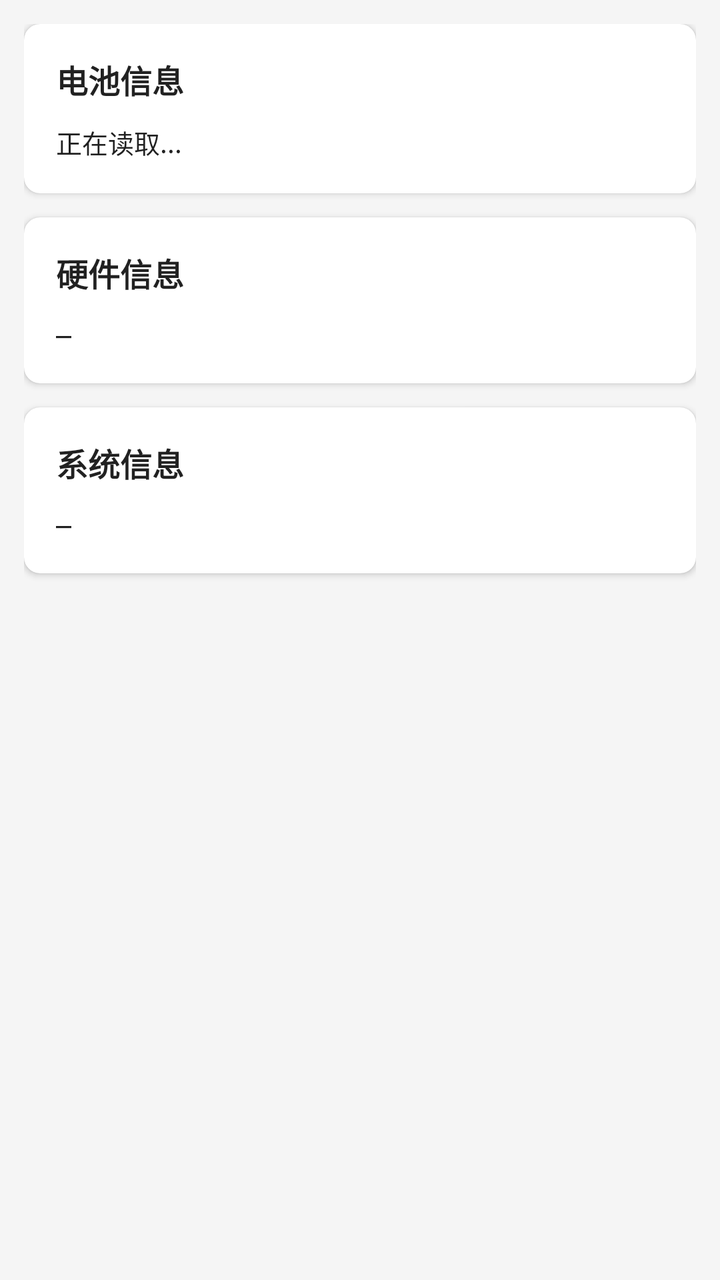
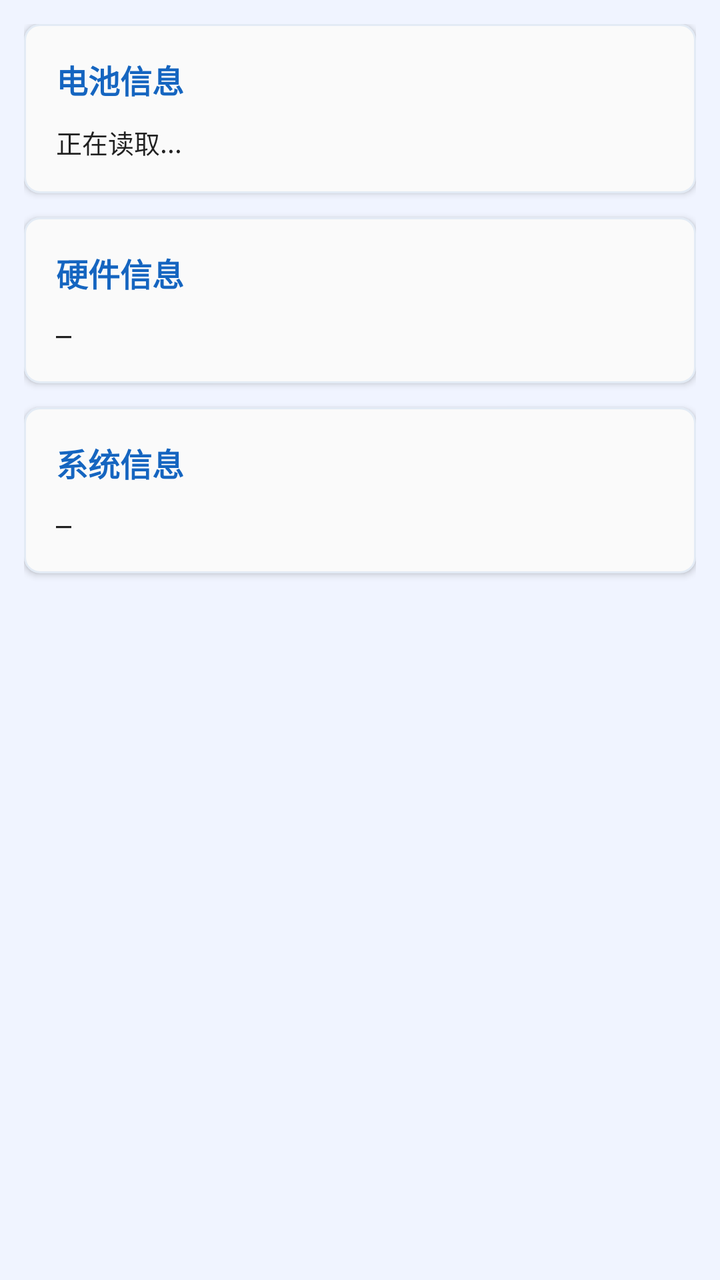

The first picture is an Android layout as it rendered before a commit; the second is the same layout after the commit. The layout source and the unified diff follow.
<!-- AndroidManifest.xml: application theme Theme.CellSentinelApp -->
<!-- res/layout/fragment_device_info.xml -->
<?xml version="1.0" encoding="utf-8"?>
<ScrollView xmlns:android="http://schemas.android.com/apk/res/android"
    xmlns:app="http://schemas.android.com/apk/res-auto"
    android:layout_width="match_parent"
    android:layout_height="match_parent"
    android:background="@color/background"
    android:padding="12dp">

    <LinearLayout
        android:layout_width="match_parent"
        android:layout_height="wrap_content"
        android:orientation="vertical">

        
        <com.google.android.material.card.MaterialCardView
            android:layout_width="match_parent"
            android:layout_height="wrap_content"
            android:layout_marginBottom="12dp"
            app:cardElevation="2dp"
            app:cardCornerRadius="8dp">
            <LinearLayout
                android:layout_width="match_parent"
                android:layout_height="wrap_content"
                android:orientation="vertical"
                android:padding="16dp">
                <TextView
                    android:layout_width="match_parent"
                    android:layout_height="wrap_content"
                    android:text="电池信息"
                    android:textSize="16sp"
                    android:textStyle="bold"
                    android:textColor="@color/text_primary"
                    android:layout_marginBottom="10dp" />
                <TextView
                    android:id="@+id/tv_battery_info"
                    android:layout_width="match_parent"
                    android:layout_height="wrap_content"
                    android:textSize="13sp"
                    android:textColor="@color/text_primary"
                    android:fontFamily="monospace"
                    android:lineSpacingMultiplier="1.6"
                    android:text="正在读取..." />
            </LinearLayout>
        </com.google.android.material.card.MaterialCardView>

        
        <com.google.android.material.card.MaterialCardView
            android:layout_width="match_parent"
            android:layout_height="wrap_content"
            android:layout_marginBottom="12dp"
            app:cardElevation="2dp"
            app:cardCornerRadius="8dp">
            <LinearLayout
                android:layout_width="match_parent"
                android:layout_height="wrap_content"
                android:orientation="vertical"
                android:padding="16dp">
                <TextView
                    android:layout_width="match_parent"
                    android:layout_height="wrap_content"
                    android:text="硬件信息"
                    android:textSize="16sp"
                    android:textStyle="bold"
                    android:textColor="@color/text_primary"
                    android:layout_marginBottom="10dp" />
                <TextView
                    android:id="@+id/tv_hardware_info"
                    android:layout_width="match_parent"
                    android:layout_height="wrap_content"
                    android:textSize="13sp"
                    android:textColor="@color/text_primary"
                    android:fontFamily="monospace"
                    android:lineSpacingMultiplier="1.6"
                    android:text="—" />
            </LinearLayout>
        </com.google.android.material.card.MaterialCardView>

        
        <com.google.android.material.card.MaterialCardView
            android:layout_width="match_parent"
            android:layout_height="wrap_content"
            android:layout_marginBottom="12dp"
            app:cardElevation="2dp"
            app:cardCornerRadius="8dp">
            <LinearLayout
                android:layout_width="match_parent"
                android:layout_height="wrap_content"
                android:orientation="vertical"
                android:padding="16dp">
                <TextView
                    android:layout_width="match_parent"
                    android:layout_height="wrap_content"
                    android:text="系统信息"
                    android:textSize="16sp"
                    android:textStyle="bold"
                    android:textColor="@color/text_primary"
                    android:layout_marginBottom="10dp" />
                <TextView
                    android:id="@+id/tv_system_info"
                    android:layout_width="match_parent"
                    android:layout_height="wrap_content"
                    android:textSize="13sp"
                    android:textColor="@color/text_primary"
                    android:fontFamily="monospace"
                    android:lineSpacingMultiplier="1.6"
                    android:text="—" />
            </LinearLayout>
        </com.google.android.material.card.MaterialCardView>

    </LinearLayout>
</ScrollView>
<!-- resources referenced by this layout -->
<resources>
  <color name="background">#FFF5F5F5</color>
  <color name="text_primary">#DE000000</color>
  <style name="Theme.CellSentinelApp" parent="Theme.MaterialComponents.DayNight.DarkActionBar">
          
          <item name="colorPrimary">@color/purple_500</item>
          <item name="colorPrimaryVariant">@color/purple_700</item>
          <item name="colorOnPrimary">@color/white</item>
          
          <item name="colorSecondary">@color/teal_200</item>
          <item name="colorSecondaryVariant">@color/teal_700</item>
          <item name="colorOnSecondary">@color/black</item>
          
          <item name="android:statusBarColor">?attr/colorPrimaryVariant</item>
          
      </style>
  <color name="purple_500">#FF6200EE</color>
  <color name="purple_700">#FF3700B3</color>
  <color name="white">#FFFFFFFF</color>
  <color name="teal_200">#FF03DAC5</color>
  <color name="teal_700">#FF018786</color>
  <color name="black">#FF000000</color>
</resources>

<!-- the commit's change to res/layout/fragment_device_info.xml (unified diff, before → after) -->
@@ -17,7 +17,8 @@
             android:layout_height="wrap_content"
             android:layout_marginBottom="12dp"
             app:cardElevation="2dp"
-            app:cardCornerRadius="8dp">
+            app:cardCornerRadius="8dp"
+            app:cardBackgroundColor="@color/colorSurfaceFaint">
             <LinearLayout
                 android:layout_width="match_parent"
                 android:layout_height="wrap_content"
@@ -29,14 +30,14 @@
                     android:text="电池信息"
                     android:textSize="16sp"
                     android:textStyle="bold"
-                    android:textColor="@color/text_primary"
+                    android:textColor="@color/colorPrimary"
                     android:layout_marginBottom="10dp" />
                 <TextView
                     android:id="@+id/tv_battery_info"
                     android:layout_width="match_parent"
                     android:layout_height="wrap_content"
                     android:textSize="13sp"
-                    android:textColor="@color/text_primary"
+                    android:textColor="@color/textColorPrimary"
                     android:fontFamily="monospace"
                     android:lineSpacingMultiplier="1.6"
                     android:text="正在读取..." />
@@ -49,7 +50,8 @@
             android:layout_height="wrap_content"
             android:layout_marginBottom="12dp"
             app:cardElevation="2dp"
-            app:cardCornerRadius="8dp">
+            app:cardCornerRadius="8dp"
+            app:cardBackgroundColor="@color/colorSurfaceFaint">
             <LinearLayout
                 android:layout_width="match_parent"
                 android:layout_height="wrap_content"
@@ -61,14 +63,14 @@
                     android:text="硬件信息"
                     android:textSize="16sp"
                     android:textStyle="bold"
-                    android:textColor="@color/text_primary"
+                    android:textColor="@color/colorPrimary"
                     android:layout_marginBottom="10dp" />
                 <TextView
                     android:id="@+id/tv_hardware_info"
                     android:layout_width="match_parent"
                     android:layout_height="wrap_content"
                     android:textSize="13sp"
-                    android:textColor="@color/text_primary"
+                    android:textColor="@color/textColorPrimary"
                     android:fontFamily="monospace"
                     android:lineSpacingMultiplier="1.6"
                     android:text="—" />
@@ -81,7 +83,8 @@
             android:layout_height="wrap_content"
             android:layout_marginBottom="12dp"
             app:cardElevation="2dp"
-            app:cardCornerRadius="8dp">
+            app:cardCornerRadius="8dp"
+            app:cardBackgroundColor="@color/colorSurfaceFaint">
             <LinearLayout
                 android:layout_width="match_parent"
                 android:layout_height="wrap_content"
@@ -93,14 +96,14 @@
                     android:text="系统信息"
                     android:textSize="16sp"
                     android:textStyle="bold"
-                    android:textColor="@color/text_primary"
+                    android:textColor="@color/colorPrimary"
                     android:layout_marginBottom="10dp" />
                 <TextView
                     android:id="@+id/tv_system_info"
                     android:layout_width="match_parent"
                     android:layout_height="wrap_content"
                     android:textSize="13sp"
-                    android:textColor="@color/text_primary"
+                    android:textColor="@color/textColorPrimary"
                     android:fontFamily="monospace"
                     android:lineSpacingMultiplier="1.6"
                     android:text="—" />
<!-- resource entries referenced after the edit -->
@@ -1,25 +1,59 @@
 <!-- resources referenced by this layout -->
 <resources>
-  <color name="background">#FFF5F5F5</color>
-  <color name="text_primary">#DE000000</color>
-  <style name="Theme.CellSentinelApp" parent="Theme.MaterialComponents.DayNight.DarkActionBar">
+  <color name="background">#F0F4FF</color>
+  <color name="colorPrimary">#1565C0</color>
+  <color name="colorSurfaceFaint">#FAFAFA</color>
+  <color name="textColorPrimary">#DE000000</color>
+  <style name="Theme.CellSentinelApp" parent="Theme.MaterialComponents.Light.DarkActionBar">
           
-          <item name="colorPrimary">@color/purple_500</item>
-          <item name="colorPrimaryVariant">@color/purple_700</item>
+          <item name="colorPrimary">@color/colorPrimary</item>
+          <item name="colorPrimaryVariant">@color/colorPrimaryDark</item>
           <item name="colorOnPrimary">@color/white</item>
           
-          <item name="colorSecondary">@color/teal_200</item>
-          <item name="colorSecondaryVariant">@color/teal_700</item>
-          <item name="colorOnSecondary">@color/black</item>
+          <item name="colorSecondary">@color/colorAccent</item>
+          <item name="colorSecondaryVariant">@color/colorAccentDark</item>
+          <item name="colorOnSecondary">@color/white</item>
           
-          <item name="android:statusBarColor">?attr/colorPrimaryVariant</item>
+          <item name="colorSurface">@color/colorSurface</item>
+          <item name="colorOnSurface">@color/textColorPrimary</item>
           
+          <item name="android:windowBackground">@color/background</item>
+          <item name="android:colorBackground">@color/background</item>
+          
+          <item name="android:statusBarColor">@color/colorPrimaryDark</item>
+          
+          <item name="android:textColorPrimary">@color/textColorPrimary</item>
+          <item name="android:textColorSecondary">@color/textColorSecondary</item>
+          <item name="android:textColorHint">@color/textColorHint</item>
+          
+          <item name="materialCardViewStyle">@style/AppCardView</item>
+          <item name="editTextStyle">@style/AppEditText</item>
+          <item name="chipStyle">@style/AppChip</item>
       </style>
-  <color name="purple_500">#FF6200EE</color>
-  <color name="purple_700">#FF3700B3</color>
+  <color name="colorPrimaryDark">#0D47A1</color>
   <color name="white">#FFFFFFFF</color>
-  <color name="teal_200">#FF03DAC5</color>
-  <color name="teal_700">#FF018786</color>
-  <color name="black">#FF000000</color>
+  <color name="colorAccent">#00ACC1</color>
+  <color name="colorAccentDark">#007C91</color>
+  <color name="colorSurface">#FFFFFF</color>
+  <color name="textColorSecondary">#99000000</color>
+  <color name="textColorHint">#FF757575</color>
+  <style name="AppCardView" parent="Widget.MaterialComponents.CardView">
+          <item name="cardCornerRadius">8dp</item>
+          <item name="cardElevation">2dp</item>
+          <item name="cardBackgroundColor">@color/colorSurfaceFaint</item>
+          <item name="strokeColor">@color/colorPrimaryTintBg</item>
+          <item name="strokeWidth">1dp</item>
+      </style>
+  <style name="AppEditText" parent="Widget.AppCompat.EditText">
+          <item name="android:textColor">@color/textColorPrimary</item>
+          <item name="android:textColorHint">@color/textColorHint</item>
+      </style>
+  <style name="AppChip" parent="Widget.MaterialComponents.Chip.Filter">
+          <item name="chipBackgroundColor">@color/chip_bg_color</item>
+          <item name="android:textColor">@color/chip_text_color</item>
+          <item name="chipStrokeColor">@color/colorPrimaryTintBg</item>
+          <item name="chipStrokeWidth">1dp</item>
+      </style>
+  <color name="colorPrimaryTintBg">#1A1565C0</color>
 </resources>
 
